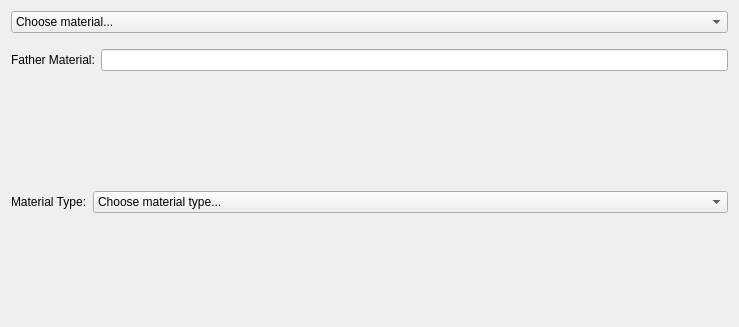
Old version of the form ui/RenderMaterial.ui in the repository FreeCAD/FreeCAD-render.
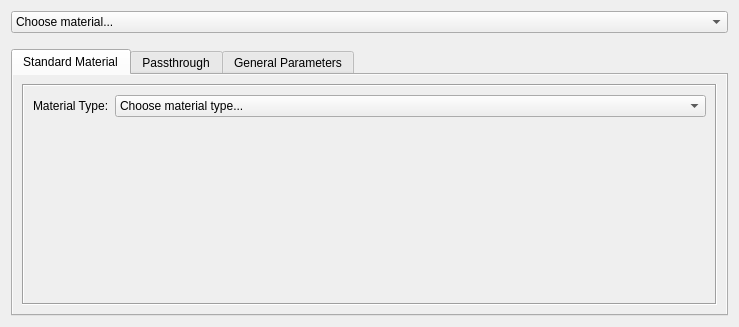
New version of the form. The open tabs and pages were chosen to show the change.

Commit message: Materials: add tabs to UI

```diff
--- a/ui/RenderMaterial.ui
+++ b/ui/RenderMaterial.ui
@@ -53,46 +53,76 @@
     </spacer>
    </item>
    <item>
-    <layout class="QFormLayout" name="FatherLayout">
-     <item row="0" column="0">
-      <widget class="QLabel" name="fatherMaterialLabel">
-       <property name="locale">
-        <locale language="English" country="UnitedStates"/>
-       </property>
-       <property name="text">
-        <string>Father Material:</string>
-       </property>
-      </widget>
-     </item>
-     <item row="0" column="1">
-      <widget class="QLineEdit" name="fatherMaterialLineEdit">
-       <property name="enabled">
+    <widget class="QTabWidget" name="RenderTabs">
+     <property name="sizePolicy">
+      <sizepolicy hsizetype="Expanding" vsizetype="Expanding">
+       <horstretch>0</horstretch>
+       <verstretch>0</verstretch>
+      </sizepolicy>
+     </property>
+     <property name="autoFillBackground">
         <bool>true</bool>
        </property>
-       <property name="locale">
-        <locale language="English" country="UnitedStates"/>
-       </property>
-      </widget>
-     </item>
-    </layout>
-   </item>
-   <item>
-    <spacer name="verticalSpacer">
-     <property name="orientation">
-      <enum>Qt::Vertical</enum>
-     </property>
-     <property name="sizeType">
-      <enum>QSizePolicy::Fixed</enum>
-     </property>
-     <property name="sizeHint" stdset="0">
+     <property name="currentIndex">
+      <number>2</number>
+     </property>
+     <widget class="QWidget" name="tab">
+      <property name="sizePolicy">
+       <sizepolicy hsizetype="Preferred" vsizetype="Expanding">
+        <horstretch>0</horstretch>
+        <verstretch>0</verstretch>
+       </sizepolicy>
+      </property>
+      <property name="minimumSize">
       <size>
-       <width>20</width>
-       <height>10</height>
-      </size>
-     </property>
-    </spacer>
-   </item>
-   <item>
+        <width>0</width>
+        <height>200</height>
+       </size>
+      </property>
+      <property name="autoFillBackground">
+       <bool>true</bool>
+      </property>
+      <attribute name="title">
+       <string>Standard Material</string>
+      </attribute>
+      <layout class="QFormLayout" name="formLayout">
+       <property name="sizeConstraint">
+        <enum>QLayout::SetNoConstraint</enum>
+       </property>
+       <item row="0" column="0" colspan="2">
+        <widget class="QScrollArea" name="scrollArea">
+         <property name="autoFillBackground">
+          <bool>false</bool>
+         </property>
+         <property name="styleSheet">
+          <string notr="true"/>
+         </property>
+         <property name="frameShape">
+          <enum>QFrame::Box</enum>
+         </property>
+         <property name="frameShadow">
+          <enum>QFrame::Sunken</enum>
+         </property>
+         <property name="widgetResizable">
+          <bool>true</bool>
+         </property>
+         <widget class="QWidget" name="scrollAreaWidgetContents">
+          <property name="geometry">
+           <rect>
+            <x>0</x>
+            <y>0</y>
+            <width>695</width>
+            <height>211</height>
+           </rect>
+          </property>
+          <property name="autoFillBackground">
+           <bool>true</bool>
+          </property>
+          <property name="styleSheet">
+           <string notr="true"/>
+          </property>
+          <layout class="QFormLayout" name="formLayout_3">
+           <item row="0" column="0" colspan="2">
     <layout class="QFormLayout" name="FieldsLayout">
      <property name="fieldGrowthPolicy">
       <enum>QFormLayout::AllNonFixedFieldsGrow</enum>
@@ -102,6 +132,9 @@
      </property>
      <item row="0" column="0">
       <widget class="QLabel" name="MaterialTypeLabel">
+               <property name="autoFillBackground">
+                <bool>false</bool>
+               </property>
        <property name="locale">
         <locale language="English" country="UnitedStates"/>
        </property>
@@ -123,6 +156,53 @@
       </widget>
      </item>
     </layout>
+           </item>
+          </layout>
+         </widget>
+        </widget>
+       </item>
+      </layout>
+     </widget>
+     <widget class="QWidget" name="tab_2">
+      <attribute name="title">
+       <string>Passthrough</string>
+      </attribute>
+     </widget>
+     <widget class="QWidget" name="tab_3">
+      <property name="autoFillBackground">
+       <bool>true</bool>
+      </property>
+      <attribute name="title">
+       <string>General Parameters</string>
+      </attribute>
+      <layout class="QFormLayout" name="formLayout_2">
+       <item row="0" column="0" colspan="2">
+        <layout class="QFormLayout" name="FatherLayout">
+         <item row="0" column="1">
+          <widget class="QLineEdit" name="fatherMaterialLineEdit">
+           <property name="enabled">
+            <bool>true</bool>
+           </property>
+           <property name="locale">
+            <locale language="English" country="UnitedStates"/>
+           </property>
+          </widget>
+         </item>
+         <item row="0" column="0">
+          <widget class="QLabel" name="fatherMaterialLabel">
+           <property name="locale">
+            <locale language="English" country="UnitedStates"/>
+           </property>
+           <property name="text">
+            <string>Father Material:</string>
+           </property>
+          </widget>
+         </item>
+        </layout>
+       </item>
+      </layout>
+     </widget>
+    </widget>
    </item>
   </layout>
  </widget>
```
Lines whose indentation alone changed are shown as unchanged. The commit also changes 1 other file.
